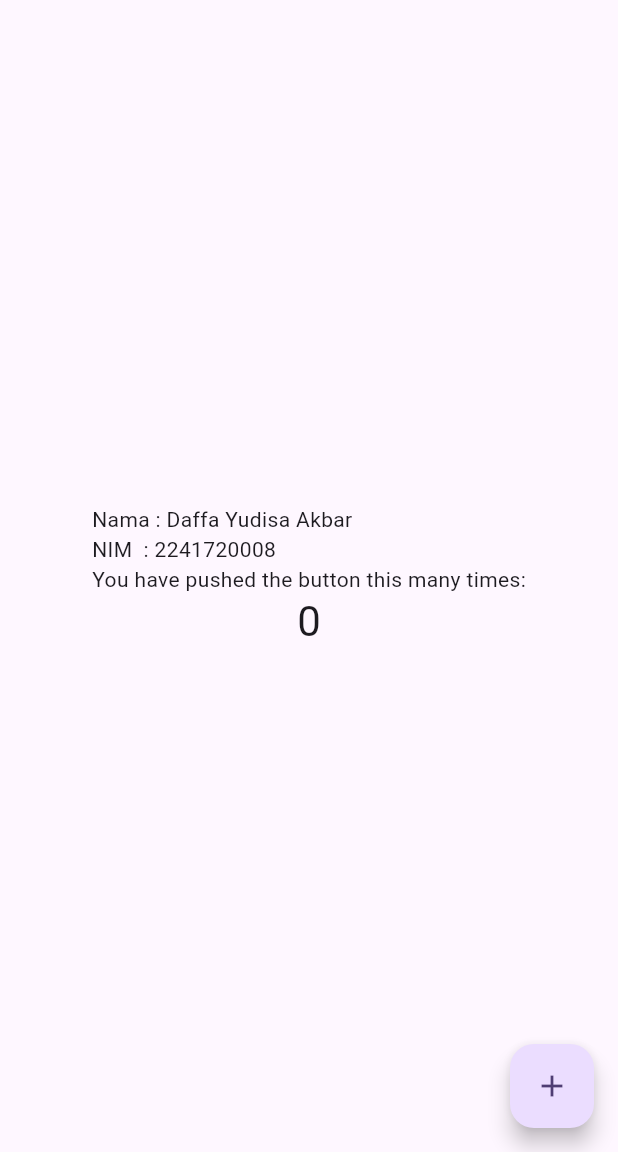
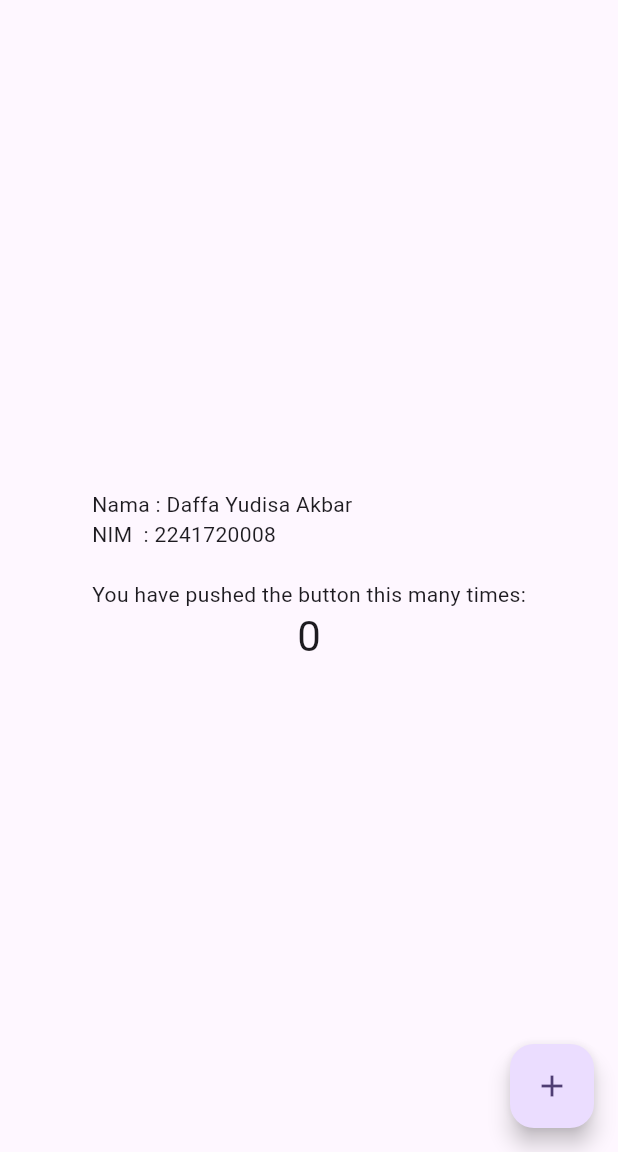
Before and after one commit to daffayudisaa/flutter-fundamental-part1, a Flutter app: the screen it shows after launch, on a phone screen of 412 x 824 dp, the part 84-1236 px from its top. Run offline on Flutter 3.47's test engine with Material 3 defaults, Android fonts, the phone set to English and light mode, and no system bars.

Commit message:
fix: identity text

```diff
--- a/lib/main.dart
+++ b/lib/main.dart
@@ -107,7 +107,7 @@ class _MyHomePageState extends State<MyHomePage> {
           children: <Widget>[
             const Text(
               'Nama : Daffa Yudisa Akbar\n'
-              'NIM  : 2241720008\n'
+              'NIM  : 2241720008\n\n'
               'You have pushed the button this many times:',
             ),
             Text(
```
Also changed, not shown: images/01.png, 1 other file.
